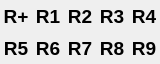
First picture: the form in src/schrodinger/sketcher/ui/rgroup_popup.ui, repository schrodinger/sketcher, before the edit.
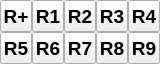
Second picture: the form after the edit.

Commit message: SKETCH-1544. Move stylesheet specifications out into sketcher_css_style.h

```diff
--- a/src/schrodinger/sketcher/ui/rgroup_popup.ui
+++ b/src/schrodinger/sketcher/ui/rgroup_popup.ui
@@ -47,11 +47,6 @@
      <property name="toolTip">
       <string>New R-Group</string>
      </property>
-     <property name="styleSheet">
-      <string notr="true">QToolButton {
-border : none;
-}</string>
-     </property>
      <property name="text">
       <string>R+</string>
      </property>
@@ -81,11 +76,6 @@
      <property name="toolTip">
       <string>R-Group 1</string>
      </property>
-     <property name="styleSheet">
-      <string notr="true">QToolButton {
-border : none;
-}</string>
-     </property>
      <property name="text">
       <string>R1</string>
      </property>
@@ -115,11 +105,6 @@
      <property name="toolTip">
       <string>R-Group 5</string>
      </property>
-     <property name="styleSheet">
-      <string notr="true">QToolButton {
-border : none;
-}</string>
-     </property>
      <property name="text">
       <string>R5</string>
      </property>
@@ -149,11 +134,6 @@
      <property name="toolTip">
       <string>R-Group 6</string>
      </property>
-     <property name="styleSheet">
-      <string notr="true">QToolButton {
-border : none;
-}</string>
-     </property>
      <property name="text">
       <string>R6</string>
      </property>
@@ -183,11 +163,6 @@
      <property name="toolTip">
       <string>R-Group 7</string>
      </property>
-     <property name="styleSheet">
-      <string notr="true">QToolButton {
-border : none;
-}</string>
-     </property>
      <property name="text">
       <string>R7</string>
      </property>
@@ -217,11 +192,6 @@
      <property name="toolTip">
       <string>R-Group 2</string>
      </property>
-     <property name="styleSheet">
-      <string notr="true">QToolButton {
-border : none;
-}</string>
-     </property>
      <property name="text">
       <string>R2</string>
      </property>
@@ -251,11 +221,6 @@
      <property name="toolTip">
       <string>R-Group 3</string>
      </property>
-     <property name="styleSheet">
-      <string notr="true">QToolButton {
-border : none;
-}</string>
-     </property>
      <property name="text">
       <string>R3</string>
      </property>
@@ -285,11 +250,6 @@
      <property name="toolTip">
       <string>R-Group 8</string>
      </property>
-     <property name="styleSheet">
-      <string notr="true">QToolButton {
-border : none;
-}</string>
-     </property>
      <property name="text">
       <string>R8</string>
      </property>
@@ -319,11 +279,6 @@
      <property name="toolTip">
       <string>R-Group 9</string>
      </property>
-     <property name="styleSheet">
-      <string notr="true">QToolButton {
-border : none;
-}</string>
-     </property>
      <property name="text">
       <string>R9</string>
      </property>
@@ -353,11 +308,6 @@
      <property name="toolTip">
       <string>R-Group 4</string>
      </property>
-     <property name="styleSheet">
-      <string notr="true">QToolButton {
-border : none;
-}</string>
-     </property>
      <property name="text">
       <string>R4</string>
      </property>
```
The commit also changes 14 other files.
